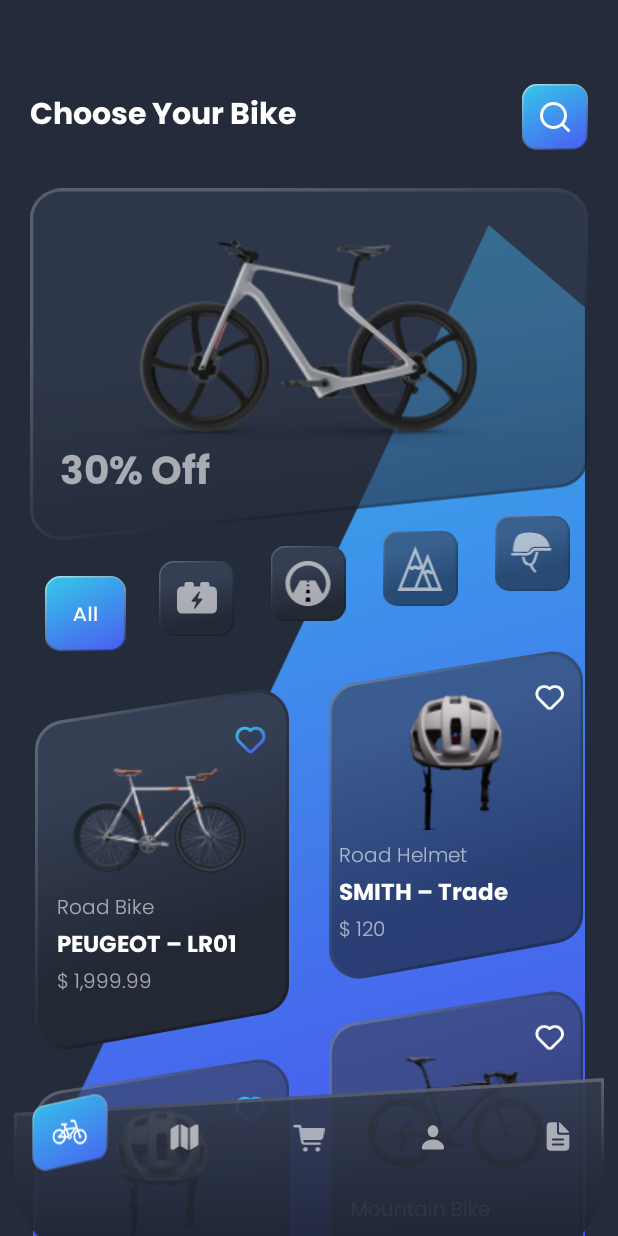
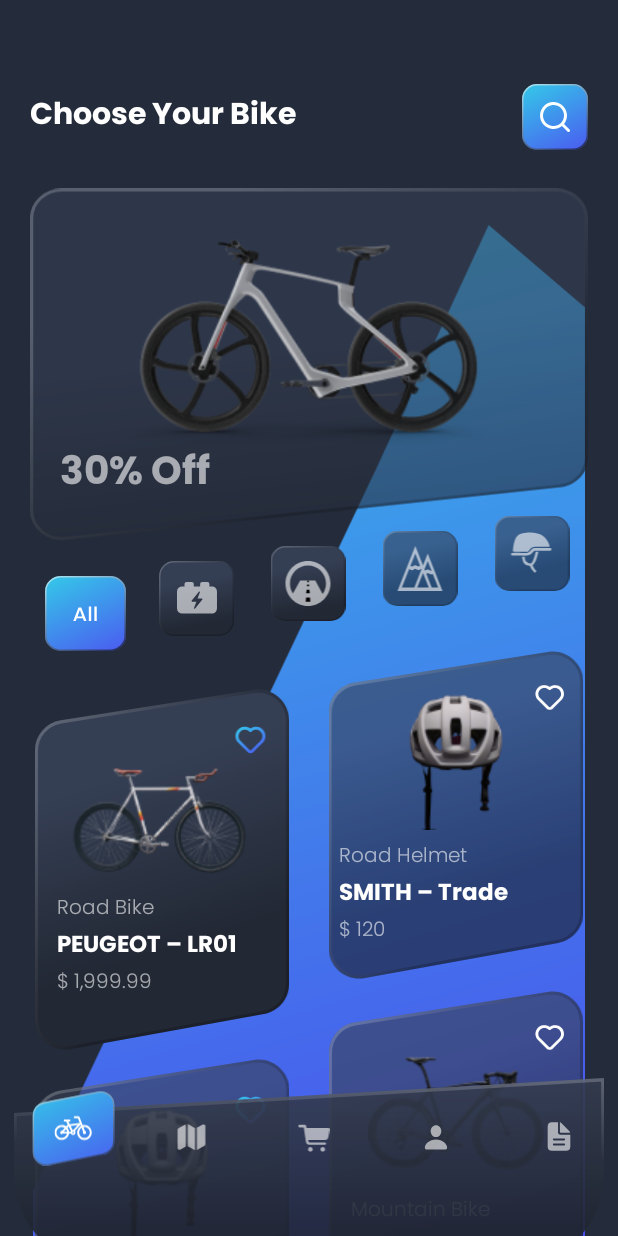
Before and after one commit to pepmeg/sport, an Android app: the screen it shows after launch (MainActivity), on a phone screen of 412 x 824 dp. Run offline under Robolectric (Android 15) with nearby library versions, the phone set to English and light mode, and no system bars.

```diff
--- a/app/src/main/res/drawable/selected_button.xml
+++ b/app/src/main/res/drawable/selected_button.xml
@@ -1,6 +1,6 @@
 <vector xmlns:android="http://schemas.android.com/apk/res/android"
     xmlns:aapt="http://schemas.android.com/aapt"
-    android:width="1700dp"
+    android:width="1900dp"
     android:height="1500dp"
     android:viewportWidth="72"
     android:viewportHeight="57.8">
--- a/app/src/main/res/layout/activity_main.xml
+++ b/app/src/main/res/layout/activity_main.xml
@@ -711,9 +711,9 @@
         android:layout_gravity="bottom">
 
         <ImageView
-            android:layout_width="60dp"
-            android:layout_height="60dp"
-            android:layout_marginTop="0dp"
+            android:layout_width="65dp"
+            android:layout_height="65dp"
+            android:layout_marginTop="-5dp"
             android:layout_marginStart="20dp"
             android:layout_marginEnd="3dp"
             android:src="@drawable/selected_button" />
```
